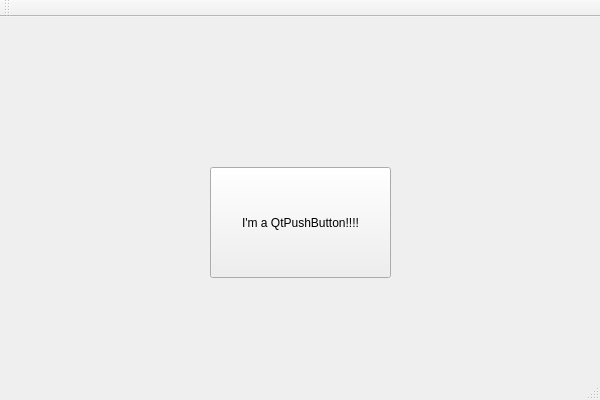
Above: DronePark1/DronePark1/dronepark1.ui from Nomen-Naught/DronePark1 before the change. Below: the same form after it.
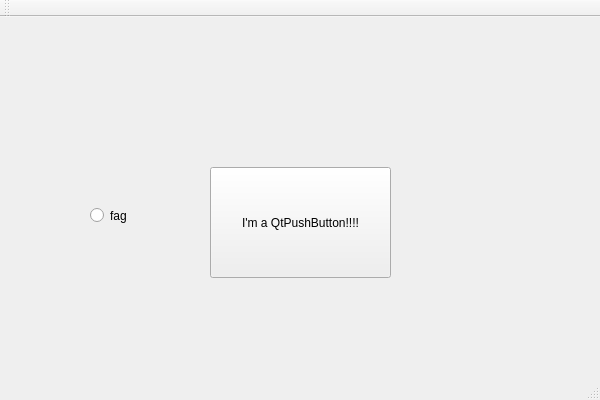
That is the form after the change.

Commit message: added a fag button

```diff
--- a/DronePark1/DronePark1/dronepark1.ui
+++ b/DronePark1/DronePark1/dronepark1.ui
@@ -27,6 +27,19 @@
      <string>I'm a QtPushButton!!!!</string>
     </property>
    </widget>
+   <widget class="QRadioButton" name="radioButton">
+    <property name="geometry">
+     <rect>
+      <x>90</x>
+      <y>190</y>
+      <width>82</width>
+      <height>17</height>
+     </rect>
+    </property>
+    <property name="text">
+     <string>fag</string>
+    </property>
+   </widget>
   </widget>
   <widget class="QMenuBar" name="menuBar">
    <property name="geometry">
```
The commit also changes 3 other files.
